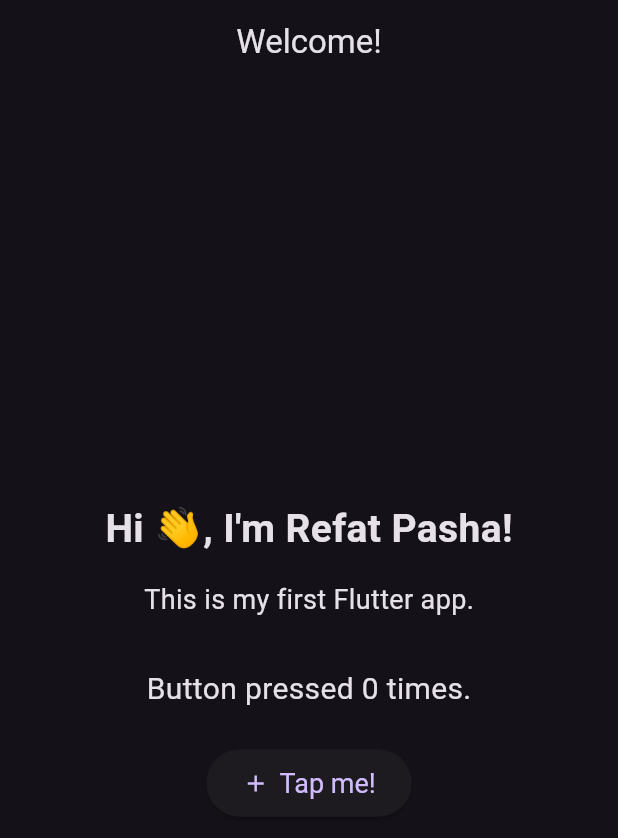
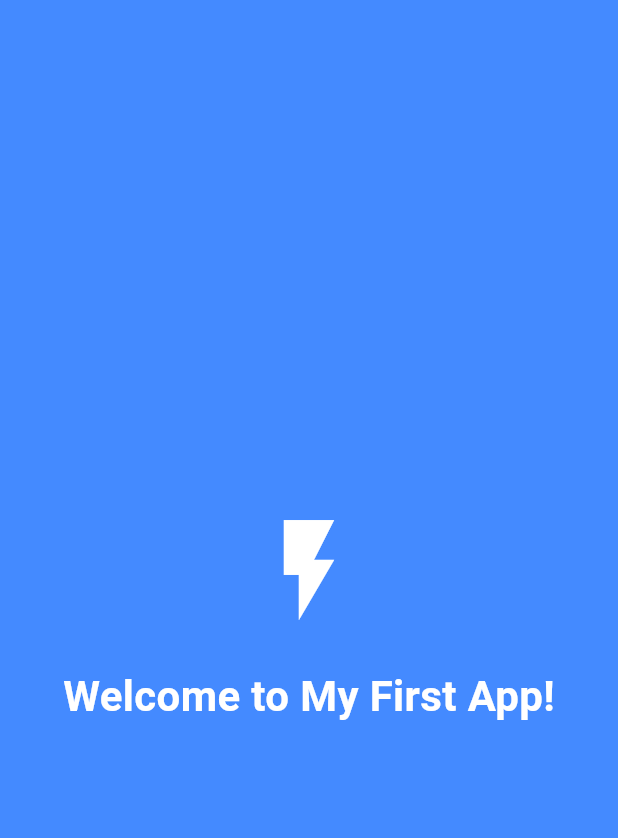
Before and after one commit to refat-pasha/first_app, a Flutter app: the first screen one second after launch, on a phone screen of 412 x 824 dp. Shown: the top 838 px of the screen. Run offline on Flutter 3.47's test engine with Material 3 defaults, Android fonts, the phone set to English and light mode, and no system bars.

Commit message:
splash screen

```diff
--- a/lib/main.dart
+++ b/lib/main.dart
@@ -1,4 +1,5 @@
 import 'package:flutter/material.dart';
+import 'screens/splash_screen.dart';
 
 void main() {
   runApp(const MyFirstApp());
@@ -11,67 +12,9 @@ class MyFirstApp extends StatelessWidget {
   Widget build(BuildContext context) {
     return MaterialApp(
       title: 'My First Flutter App',
-      theme: ThemeData.dark(), // Dark theme for modern look
-      home: const HomePage(),
+      theme: ThemeData.dark(),
+      home: const SplashScreen(),
       debugShowCheckedModeBanner: false,
     );
   }
 }
-
-class HomePage extends StatefulWidget {
-  const HomePage({super.key});
-
-  @override
-  State<HomePage> createState() => _HomePageState();
-}
-
-class _HomePageState extends State<HomePage> {
-  int counter = 0;
-
-  void incrementCounter() {
-    setState(() {
-      counter++;
-    });
-  }
-
-  @override
-  Widget build(BuildContext context) {
-    return Scaffold(
-      appBar: AppBar(
-        title: const Text('Welcome!'),
-        centerTitle: true,
-      ),
-      body: Center(
-        child: Column(
-          mainAxisAlignment: MainAxisAlignment.center,
-          children: [
-            const Text(
-              "Hi 👋, I'm Refat Pasha!",
-              style: TextStyle(fontSize: 26, fontWeight: FontWeight.bold),
-            ),
-            const SizedBox(height: 16),
-            const Text(
-              'This is my first Flutter app.',
-              style: TextStyle(fontSize: 18),
-            ),
-            const SizedBox(height: 32),
-            Text(
-              'Button pressed $counter times.',
-              style: const TextStyle(fontSize: 20),
-            ),
-            const SizedBox(height: 24),
-            ElevatedButton.icon(
-              onPressed: incrementCounter,
-              icon: const Icon(Icons.add),
-              label: const Text('Tap me!'),
-              style: ElevatedButton.styleFrom(
-                padding: const EdgeInsets.symmetric(horizontal: 24, vertical: 12),
-                textStyle: const TextStyle(fontSize: 18),
-              ),
-            ),
-          ],
-        ),
-      ),
-    );
-  }
-}
--- /dev/null
+++ b/lib/screens/home_page.dart
@@ -0,0 +1,59 @@
+import 'package:flutter/material.dart';
+
+class HomePage extends StatefulWidget {
+  const HomePage({super.key});
+
+  @override
+  State<HomePage> createState() => _HomePageState();
+}
+
+class _HomePageState extends State<HomePage> {
+  int counter = 0;
+
+  void incrementCounter() {
+    setState(() {
+      counter++;
+    });
+  }
+
+  @override
+  Widget build(BuildContext context) {
+    return Scaffold(
+      appBar: AppBar(title: const Text('Welcome!'), centerTitle: true),
+      body: Center(
+        child: Column(
+          mainAxisAlignment: MainAxisAlignment.center,
+          children: [
+            const Text(
+              "Hi 👋, I'm Refat Pasha!",
+              style: TextStyle(fontSize: 26, fontWeight: FontWeight.bold),
+            ),
+            const SizedBox(height: 16),
+            const Text(
+              'This is my first Flutter app.',
+              style: TextStyle(fontSize: 18),
+            ),
+            const SizedBox(height: 32),
+            Text(
+              'Button pressed $counter times.',
+              style: const TextStyle(fontSize: 20),
+            ),
+            const SizedBox(height: 24),
+            ElevatedButton.icon(
+              onPressed: incrementCounter,
+              icon: const Icon(Icons.add),
+              label: const Text('Tap me!'),
+              style: ElevatedButton.styleFrom(
+                padding: const EdgeInsets.symmetric(
+                  horizontal: 24,
+                  vertical: 12,
+                ),
+                textStyle: const TextStyle(fontSize: 18),
+              ),
+            ),
+          ],
+        ),
+      ),
+    );
+  }
+}
--- /dev/null
+++ b/lib/screens/splash_screen.dart
@@ -0,0 +1,46 @@
+import 'dart:async';
+import 'package:flutter/material.dart';
+import 'home_page.dart';
+
+class SplashScreen extends StatefulWidget {
+  const SplashScreen({super.key});
+
+  @override
+  State<SplashScreen> createState() => _SplashScreenState();
+}
+
+class _SplashScreenState extends State<SplashScreen> {
+  @override
+  void initState() {
+    super.initState();
+    Timer(const Duration(seconds: 2), () {
+      Navigator.of(context).pushReplacement(
+        MaterialPageRoute(builder: (context) => const HomePage()),
+      );
+    });
+  }
+
+  @override
+  Widget build(BuildContext context) {
+    return Scaffold(
+      backgroundColor: Colors.blueAccent,
+      body: Center(
+        child: Column(
+          mainAxisAlignment: MainAxisAlignment.center,
+          children: const [
+            Icon(Icons.flash_on, color: Colors.white, size: 80),
+            SizedBox(height: 24),
+            Text(
+              "Welcome to My First App!",
+              style: TextStyle(
+                color: Colors.white,
+                fontSize: 28,
+                fontWeight: FontWeight.bold,
+              ),
+            ),
+          ],
+        ),
+      ),
+    );
+  }
+}
```
